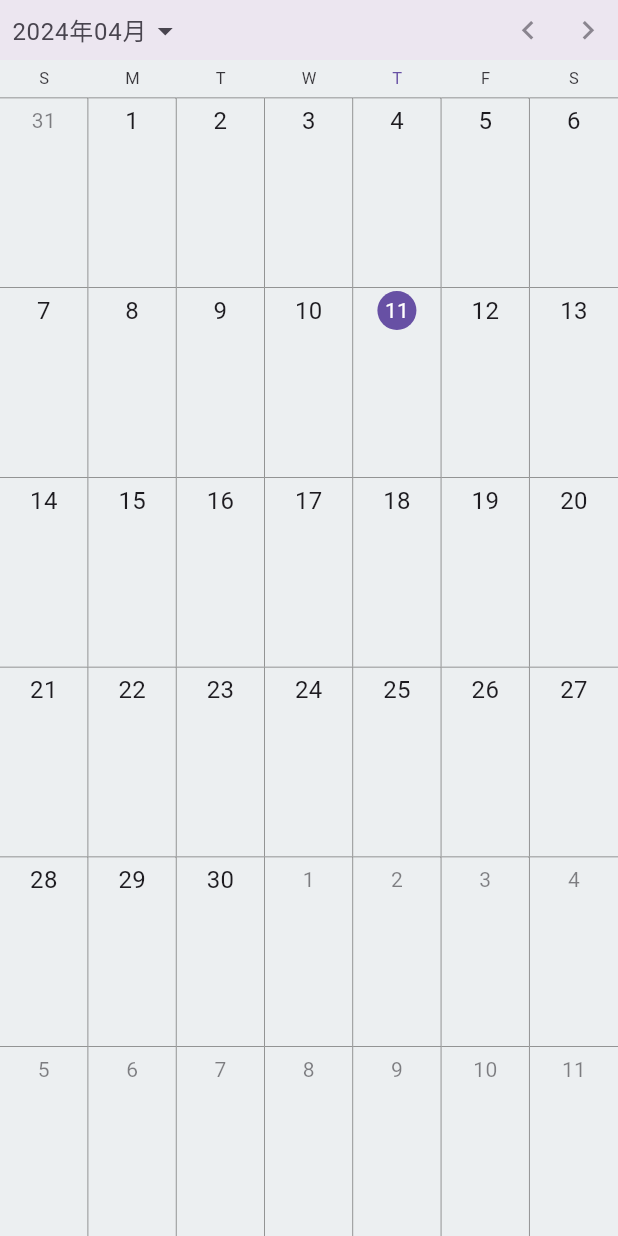
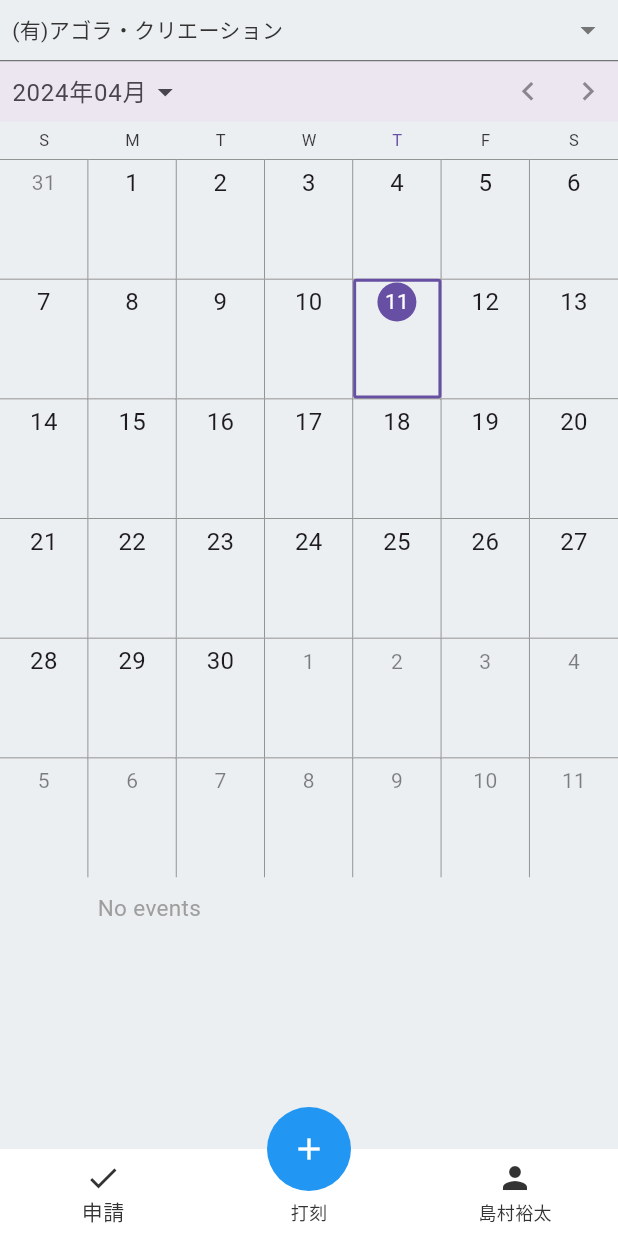
Before and after one commit to agora-creation/kintaikei_app, a Flutter app: the HomeScreen screen opened directly, on a phone screen of 412 x 824 dp. Run offline on Flutter 3.47's test engine with Material 3 defaults, Android fonts, the phone set to English and light mode, and no system bars; drawn by our look-alikes of syncfusion_flutter_calendar; missing offline and left inert: syncfusion_localizations; Roboto replaces fonts that are missing (SourceHanSansJP-Regular).

Commit message:
20240411 commit

```diff
--- a/lib/main.dart
+++ b/lib/main.dart
@@ -2,9 +2,11 @@ import 'package:flutter/material.dart';
 import 'package:flutter/services.dart';
 import 'package:flutter_localizations/flutter_localizations.dart';
 import 'package:kintaikei_app/common/style.dart';
+import 'package:kintaikei_app/screens/home.dart';
 import 'package:syncfusion_localizations/syncfusion_localizations.dart';
 
 void main() {
+  WidgetsFlutterBinding.ensureInitialized();
   SystemChrome.setPreferredOrientations([
     DeviceOrientation.portraitUp,
   ]);
@@ -28,7 +30,7 @@ class MyApp extends StatelessWidget {
       locale: const Locale('ja'),
       title: '勤怠計',
       theme: customTheme(),
-      home: Container(),
+      home: const HomeScreen(),
     );
   }
 }
--- a/lib/screens/home.dart
+++ b/lib/screens/home.dart
@@ -1,5 +1,8 @@
 import 'package:flutter/material.dart';
 import 'package:kintaikei_app/common/style.dart';
+import 'package:kintaikei_app/widgets/custom_alert_dialog.dart';
+import 'package:kintaikei_app/widgets/group_select.dart';
+import 'package:kintaikei_app/widgets/home_calendar.dart';
 import 'package:syncfusion_flutter_calendar/calendar.dart';
 
 class HomeScreen extends StatefulWidget {
@@ -10,28 +13,60 @@ class HomeScreen extends StatefulWidget {
 }
 
 class _HomeScreenState extends State<HomeScreen> {
+  CalendarController calendarController = CalendarController();
   List<Appointment> appointments = [];
+
+  @override
+  void initState() {
+    super.initState();
+    calendarController.selectedDate = DateTime.now();
+  }
 
   @override
   Widget build(BuildContext context) {
     return Scaffold(
-      backgroundColor: kBackgroundColor,
       body: SafeArea(
-        child: SfCalendar(
-          dataSource: _DataSource(appointments),
-          view: CalendarView.month,
-          showNavigationArrow: true,
-          showDatePickerButton: true,
-          headerDateFormat: 'yyyy年MM月',
-          onTap: (CalendarTapDetails details) {},
-          monthViewSettings: const MonthViewSettings(
-            appointmentDisplayMode: MonthAppointmentDisplayMode.appointment,
-            monthCellStyle: MonthCellStyle(
-              textStyle: TextStyle(fontSize: 16),
+        child: Column(
+          crossAxisAlignment: CrossAxisAlignment.start,
+          children: [
+            GroupSelect(
+              label: '(有)アゴラ・クリエーション',
+              onTap: () {},
             ),
+            HomeCalendar(
+              dataSource: _DataSource(appointments),
+              controller: calendarController,
+              onTap: (CalendarTapDetails details) {},
+            ),
+          ],
+        ),
+      ),
+      bottomNavigationBar: BottomNavigationBar(
+        onTap: (value) {},
+        items: const [
+          BottomNavigationBarItem(
+            icon: Icon(Icons.check),
+            label: '申請',
           ),
-          cellBorderColor: kBorderColor,
-        ),
+          BottomNavigationBarItem(
+            icon: Icon(Icons.add),
+            label: '打刻',
+          ),
+          BottomNavigationBarItem(
+            icon: Icon(Icons.person),
+            label: '島村裕太',
+          ),
+        ],
+      ),
+      floatingActionButtonLocation: FloatingActionButtonLocation.centerDocked,
+      floatingActionButton: FloatingActionButton(
+        onPressed: () {
+          showDialog(
+            context: context,
+            builder: (context) => const StampDialog(),
+          );
+        },
+        child: const Icon(Icons.add),
       ),
     );
   }
@@ -42,3 +77,59 @@ class _DataSource extends CalendarDataSource {
     appointments = source;
   }
 }
+
+class StampDialog extends StatelessWidget {
+  const StampDialog({super.key});
+
+  @override
+  Widget build(BuildContext context) {
+    return CustomAlertDialog(
+      children: [
+        Text(
+          '出勤時間を打刻しましょう',
+          style: TextStyle(fontSize: 14),
+        ),
+        SizedBox(height: 8),
+        Text(
+          '16:00',
+          style: TextStyle(
+            fontSize: 32,
+            fontWeight: FontWeight.bold,
+            letterSpacing: 4,
+          ),
+        ),
+        Text(
+          '2024/04/11 (木)',
+          style: TextStyle(fontSize: 14),
+        ),
+        SizedBox(height: 16),
+        Row(
+          mainAxisAlignment: MainAxisAlignment.spaceAround,
+          children: [
+            TextButton(
+              onPressed: () {},
+              style: TextButton.styleFrom(
+                backgroundColor: kButtonBackColor,
+                shape: RoundedRectangleBorder(
+                  borderRadius: BorderRadius.circular(100),
+                ),
+                padding: const EdgeInsets.symmetric(
+                  vertical: 8,
+                  horizontal: 16,
+                ),
+              ),
+              child: Text(
+                '出勤する',
+                style: TextStyle(
+                  color: kButtonFontColor,
+                  fontSize: 16,
+                  fontWeight: FontWeight.bold,
+                ),
+              ),
+            ),
+          ],
+        ),
+      ],
+    );
+  }
+}
--- /dev/null
+++ b/lib/widgets/group_select.dart
@@ -0,0 +1,40 @@
+import 'package:flutter/material.dart';
+import 'package:kintaikei_app/common/style.dart';
+
+class GroupSelect extends StatelessWidget {
+  final String label;
+  final Function() onTap;
+
+  const GroupSelect({
+    required this.label,
+    required this.onTap,
+    super.key,
+  });
+
+  @override
+  Widget build(BuildContext context) {
+    return GestureDetector(
+      onTap: onTap,
+      child: Container(
+        decoration: const BoxDecoration(
+          border: Border(bottom: BorderSide(color: kBorderColor)),
+        ),
+        padding: const EdgeInsets.all(8),
+        child: Row(
+          mainAxisSize: MainAxisSize.max,
+          mainAxisAlignment: MainAxisAlignment.spaceBetween,
+          children: [
+            Text(
+              label,
+              style: const TextStyle(fontSize: 14),
+            ),
+            const Icon(
+              Icons.arrow_drop_down,
+              color: kIconColor,
+            ),
+          ],
+        ),
+      ),
+    );
+  }
+}
--- /dev/null
+++ b/lib/widgets/home_calendar.dart
@@ -0,0 +1,39 @@
+import 'package:flutter/material.dart';
+import 'package:kintaikei_app/common/style.dart';
+import 'package:syncfusion_flutter_calendar/calendar.dart';
+
+class HomeCalendar extends StatelessWidget {
+  final CalendarDataSource<Object?>? dataSource;
+  final CalendarController? controller;
+  final Function(CalendarTapDetails)? onTap;
+
+  const HomeCalendar({
+    required this.dataSource,
+    required this.controller,
+    required this.onTap,
+    super.key,
+  });
+
+  @override
+  Widget build(BuildContext context) {
+    return Expanded(
+      child: SfCalendar(
+        dataSource: dataSource,
+        view: CalendarView.month,
+        controller: controller,
+        showNavigationArrow: true,
+        showDatePickerButton: true,
+        headerDateFormat: 'yyyy年MM月',
+        onTap: onTap,
+        monthViewSettings: const MonthViewSettings(
+          showAgenda: true,
+          appointmentDisplayMode: MonthAppointmentDisplayMode.appointment,
+          monthCellStyle: MonthCellStyle(
+            textStyle: TextStyle(fontSize: 16),
+          ),
+        ),
+        cellBorderColor: kBorderColor,
+      ),
+    );
+  }
+}
```
Also changed, not shown: lib/common/style.dart (+26 -14 lines), lib/widgets/custom_alert_dialog.dart (added, +27 -0 lines), 1 other file.
